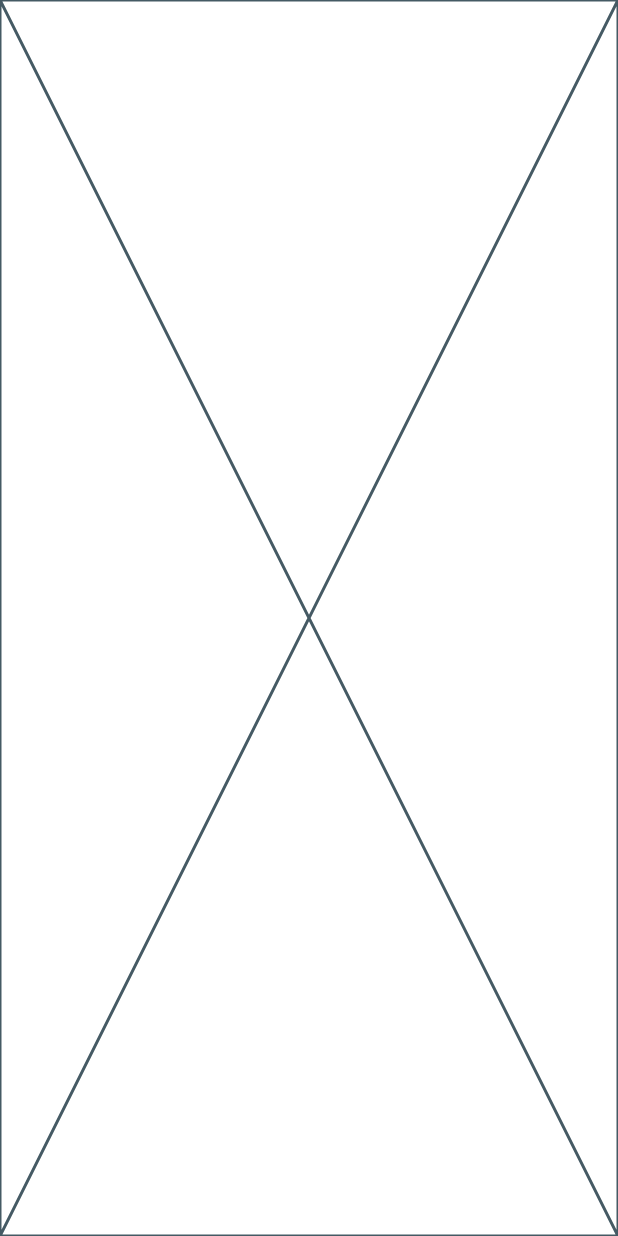
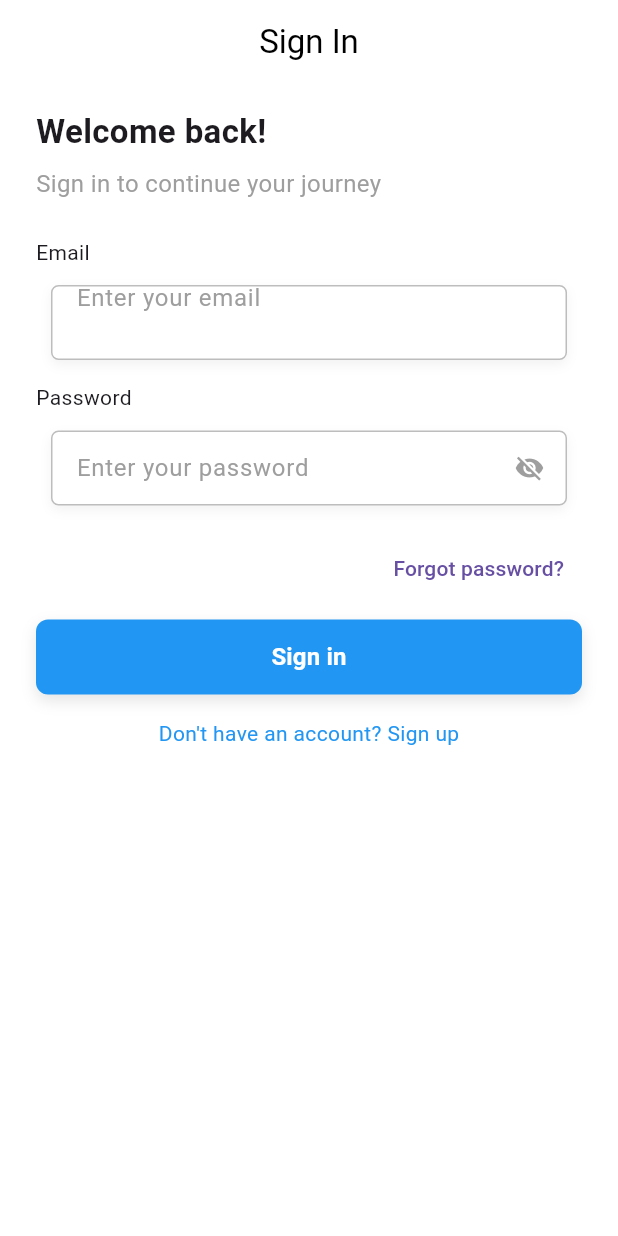
Before and after one commit to sayedsinan/Get-Ride, a Flutter app: the screen it shows after launch, on a phone screen of 412 x 824 dp. Run offline on Flutter 3.47's test engine with Material 3 defaults, Android fonts, the phone set to English and light mode, and no system bars; our stand-ins replace get.

Commit message:
new pages added

```diff
--- a/lib/login_page.dart
+++ /dev/null
@@ -1,10 +0,0 @@
-import 'package:flutter/material.dart';
-
-class LoginPage extends StatelessWidget {
-  const LoginPage({super.key});
-
-  @override
-  Widget build(BuildContext context) {
-    return const Placeholder();
-  }
-}
--- a/lib/main.dart
+++ b/lib/main.dart
@@ -1,8 +1,10 @@
 import 'package:flutter/material.dart';
-import 'package:get/get_navigation/get_navigation.dart';
-import 'package:get_ride/login_page.dart';
+import 'package:get/get.dart';
+import 'package:get_ride/controller/auth_controller.dart';
+import 'package:get_ride/view/auth/login_page.dart';
 
-void main() {
+void main() async {
+  Get.put(AuthController());
   runApp(MyApp());
 }
 
@@ -11,8 +13,6 @@ class MyApp extends StatelessWidget {
 
   @override
   Widget build(BuildContext context) {
-    return GetMaterialApp(
-      home: LoginPage(),
-    );
+    return GetMaterialApp(debugShowCheckedModeBanner: false, home: LoginPage());
   }
 }
--- /dev/null
+++ b/lib/view/auth/login_page.dart
@@ -0,0 +1,105 @@
+import 'package:flutter/material.dart';
+import 'package:get/get.dart';
+import 'package:get_ride/view/auth/sign_up.dart';
+import 'package:get_ride/view/home/home_page.dart';
+import 'package:get_ride/view/widget/input_field.dart';
+import 'package:get_ride/view/widget/my_button.dart';
+
+class LoginPage extends StatelessWidget {
+  const LoginPage({super.key});
+
+  @override
+  Widget build(BuildContext context) {
+    TextEditingController emailController = TextEditingController();
+    TextEditingController passwordController = TextEditingController();
+
+    return Scaffold(
+      backgroundColor: Colors.white,
+      appBar: AppBar(
+        centerTitle: true,
+        backgroundColor: Colors.white,
+        elevation: 0,
+        title: const Text("Sign In", style: TextStyle(color: Colors.black)),
+      ),
+      body: Padding(
+        padding: const EdgeInsets.symmetric(horizontal: 24.0, vertical: 16.0),
+        child: Column(
+          crossAxisAlignment: CrossAxisAlignment.start,
+          children: [
+            const Text(
+              "Welcome back!",
+              style: TextStyle(fontSize: 22, fontWeight: FontWeight.bold),
+            ),
+            const SizedBox(height: 8),
+            const Text(
+              "Sign in to continue your journey",
+              style: TextStyle(fontSize: 16, color: Colors.grey),
+            ),
+            const SizedBox(height: 24),
+            const Text("Email"),
+            const SizedBox(height: 2),
+            InputField(
+              hintText: "Enter your email",
+              controller: emailController,
+              height: 50,
+              width: double.infinity,
+              borderRadius: 10,
+            ),
+            const SizedBox(height: 5),
+
+            const Text("Password"),
+            const SizedBox(height: 2),
+            InputField(
+              hintText: "Enter your password",
+              controller: passwordController,
+              height: 50,
+              width: double.infinity,
+              borderRadius: 10,
+              isPassword: true,
+            ),
+            const SizedBox(height: 8),
+            Align(
+              alignment: Alignment.centerRight,
+              child: TextButton(
+                onPressed: () {},
+                child: const Text("Forgot password?"),
+              ),
+            ),
+            const SizedBox(height: 10),
+            Align(
+              alignment: Alignment.center,
+              child: MyButton(
+                height: 50,
+                width: double.infinity,
+                borderRadius: 8,
+                buttonColor: Colors.blue,
+                textColor: Colors.white,
+                text: "Sign in",
+                style: const TextStyle(
+                  fontSize: 16,
+                  fontWeight: FontWeight.bold,
+                ),
+                onTap: () {
+                  Get.to(()=>HomePage());
+                },
+              ),
+            ),
+            const SizedBox(height: 16),
+            Align(
+              alignment: Alignment.center,
+              child: GestureDetector(
+                onTap: () {
+                  Get.to(() => SignUp());
+                },
+                child: const Text(
+                  "Don't have an account? Sign up",
+                  style: TextStyle(color: Colors.blue),
+                ),
+              ),
+            ),
+          ],
+        ),
+      ),
+    );
+  }
+}
--- /dev/null
+++ b/lib/view/widget/input_field.dart
@@ -0,0 +1,126 @@
+import 'package:flutter/material.dart';
+
+class InputField extends StatefulWidget {
+  final String hintText;
+  final double height;
+  final double width;
+  final IconData? icon;
+  final bool isIconNeeded;
+  final bool isPassword;
+  final double borderRadius;
+  final TextEditingController controller;
+  final String? Function(String?)? validator;
+
+  const InputField({
+    super.key,
+    required this.hintText,
+    required this.controller,
+    required this.height,
+    required this.width,
+    required this.borderRadius,
+    this.icon,
+    this.isIconNeeded = true,
+    this.isPassword = false,
+    this.validator,
+  });
+
+  @override
+  State<InputField> createState() => _InputFieldState();
+}
+
+class _InputFieldState extends State<InputField> {
+  bool _obscureText = true;
+
+  @override
+  Widget build(BuildContext context) {
+    return Container(
+      height: widget.height,
+      width: widget.width,
+      margin: EdgeInsets.all(widget.borderRadius),
+      decoration: BoxDecoration(
+        color: Colors.white,
+        borderRadius: BorderRadius.circular(5),
+        border: Border.all(
+          color: Colors.grey.shade400,
+          width: 1.0,
+        ),
+        boxShadow: [
+          BoxShadow(
+            color: Colors.black.withOpacity(0.05),
+            blurRadius: 6,
+            offset: const Offset(0, 3),
+          ),
+        ],
+      ),
+      child: TextFormField(
+        controller: widget.controller,
+        keyboardType: widget.isPassword ? TextInputType.visiblePassword : TextInputType.text,
+        obscureText: widget.isPassword ? _obscureText : false,
+        validator: widget.validator,
+        textAlignVertical: TextAlignVertical.center,
+        style: const TextStyle(
+          fontSize: 16,
+          height: 1.0,
+        ),
+        decoration: InputDecoration(
+          prefixIcon: (widget.isIconNeeded && widget.icon != null)
+              ? Container(
+                  width: 48,
+                  alignment: Alignment.center,
+                  child: Icon(
+                    widget.icon,
+                    color: Colors.grey,
+                    size: 20,
+                  ),
+                )
+              : null,
+          prefixIconConstraints: const BoxConstraints(
+            minWidth: 48,
+            maxWidth: 48,
+            minHeight: 0,
+          ),
+          suffixIcon: widget.isPassword
+              ? Container(
+                  width: 48,
+                  alignment: Alignment.center,
+                  child: IconButton(
+                    icon: Icon(
+                      _obscureText ? Icons.visibility_off : Icons.visibility,
+                      color: Colors.grey,
+                      size: 20,
+                    ),
+                    onPressed: () {
+                      setState(() {
+                        _obscureText = !_obscureText;
+                      });
+                    },
+                    padding: EdgeInsets.zero,
+                    constraints: const BoxConstraints(),
+                  ),
+                )
+              : null,
+          suffixIconConstraints: widget.isPassword
+              ? const BoxConstraints(
+                  minWidth: 48,
+                  maxWidth: 48,
+                  minHeight: 0,
+                )
+              : null,
+          hintText: widget.hintText,
+          hintStyle: const TextStyle(
+            color: Colors.grey,
+            fontSize: 16,
+            height: 1.0,
+          ),
+          border: InputBorder.none,
+          contentPadding: EdgeInsets.symmetric(
+            horizontal: (widget.isIconNeeded && widget.icon != null) ? 0 : 16,
+            vertical: 0,
+          ),
+          isDense: true,
+          isCollapsed: false,
+        ),
+      ),
+    );
+  }
+}
--- /dev/null
+++ b/lib/view/widget/my_button.dart
@@ -0,0 +1,65 @@
+import 'package:flutter/material.dart';
+
+class MyButton extends StatelessWidget {
+  final double height;
+  final double width;
+  final double borderRadius;
+  final Color buttonColor;
+  final Color textColor;
+  final String text;
+  final TextStyle style;
+  final VoidCallback onTap;
+
+  const MyButton({
+    super.key,
+    required this.height,
+    required this.width,
+    required this.borderRadius,
+    required this.buttonColor,
+    required this.textColor,
+    required this.text,
+    required this.style,
+    required this.onTap,
+  });
+
+  @override
+  Widget build(BuildContext context) {
+    return Container(
+      height: height,
+      width: width,
+      decoration: BoxDecoration(
+        color: Colors.transparent,
+        borderRadius: BorderRadius.circular(borderRadius),
+        boxShadow: [
+          BoxShadow(
+            color: Colors.black.withOpacity(0.1),
+            blurRadius: 8,
+            offset: Offset(0, 4),
+          ),
+        ],
+      ),
+      child: ElevatedButton(
+        onPressed: onTap,
+        style: ElevatedButton.styleFrom(
+          backgroundColor: buttonColor,
+          foregroundColor: textColor,
+          shape: RoundedRectangleBorder(
+            borderRadius: BorderRadius.circular(borderRadius),
+          ),
+          padding: EdgeInsets.zero,
+          minimumSize: Size(width, height),
+          fixedSize: Size(width, height),
+          elevation: 0,
+        ),
+        child: Center(
+          child: Text(
+            text,
+            style: style,
+            textAlign: TextAlign.center,
+            overflow: TextOverflow.ellipsis,
+          ),
+        ),
+      ),
+    );
+  }
+}
```
Also changed, not shown: lib/controller/auth_controller.dart (added, +9 -0 lines), lib/view/auth/sign_up.dart (added, +152 -0 lines), lib/view/home/home_page.dart (added, +69 -0 lines), lib/view/widget/rider_option_container.dart (added, +27 -0 lines), lib/view/splash/splash_screen.dart (line endings or trailing spaces), pubspec.lock.
